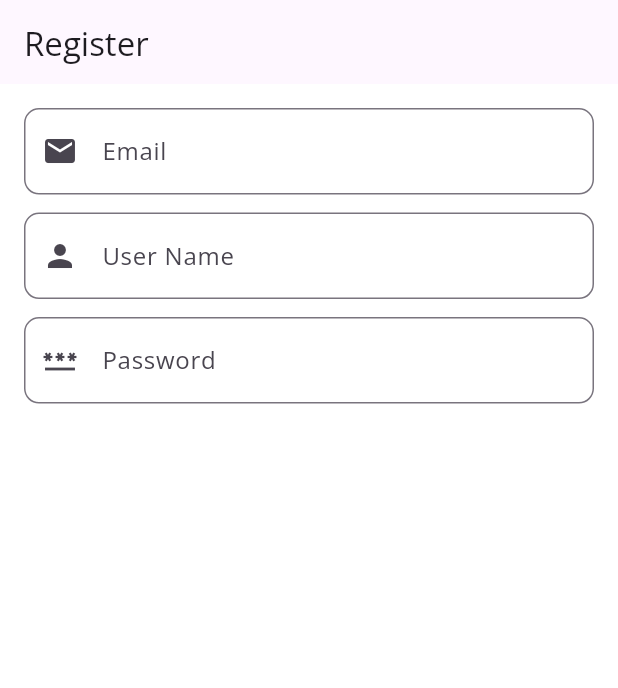
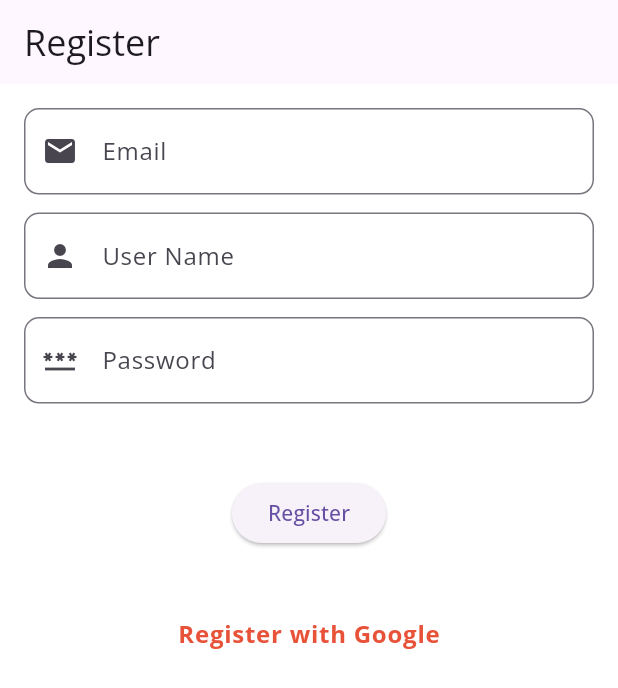
Before and after one commit to Talal-Alenezi/connect-app, a Flutter app: the RegisterScreen screen opened by its route, on a phone screen of 412 x 824 dp. Shown: the top 688 px of the screen. Run offline on Flutter 3.47's test engine with Material 3 defaults, Android fonts, the phone set to English and light mode, and no system bars; our stand-ins replace firebase_core, flutter_riverpod, go_router, google_fonts; accounts and stored records are empty; generated files the repository leaves out were written again.

Commit message:
Design Finished

```diff
--- a/connect_app/lib/app/modules/auth/views/rgister.dart
+++ b/connect_app/lib/app/modules/auth/views/rgister.dart
@@ -1,5 +1,6 @@
 import 'package:connect_app/app/core/extentions/build_context_extentions.dart';
 import 'package:connect_app/app/modules/auth/widgets/my_form_widget.dart';
+
 import 'package:flutter/material.dart';
 
 class RegisterScreen extends StatelessWidget {
@@ -10,15 +11,37 @@ class RegisterScreen extends StatelessWidget {
   @override
   Widget build(BuildContext context) {
     return Scaffold(
+        resizeToAvoidBottomInset: true,
         appBar: AppBar(
-          title: Text(context.translate.register),
+          title: Text(
+            context.translate.register,
+            style: context.textTheme.headlineSmall,
+          ),
         ),
-        body: Column(
-          children: [
-            MyAuthForm(
-              registerFormKey: formKey,
-            )
-          ],
+        body: SingleChildScrollView(
+          child: Column(
+            children: [
+              MyAuthForm(
+                registerFormKey: formKey,
+              ),
+              SizedBox(
+                height: context.screenHeight * 0.04,
+              ),
+              ElevatedButton(
+                  onPressed: () {}, child: Text(context.translate.register)),
+              SizedBox(
+                height: context.screenHeight * 0.04,
+              ),
+              TextButton(
+                  onPressed: () {},
+                  child: Text(
+                    context.translate.googleRegister,
+                    style: context.textTheme.bodyLarge?.copyWith(
+                        fontWeight: FontWeight.bold,
+                        color: context.theme.primaryColor),
+                  ))
+            ],
+          ),
         ));
   }
 }
--- a/connect_app/lib/app/modules/auth/widgets/my_form_widget.dart
+++ b/connect_app/lib/app/modules/auth/widgets/my_form_widget.dart
@@ -62,7 +62,7 @@ class _MyAuthFormState extends State<MyAuthForm> {
                 prefIcon: const Icon(Icons.email),
                 labelText: context.translate.email,
                 textInputAction: TextInputAction.next,
-                onChanged: null,
+                onChanged: (value) {},
               ),
               const SizedBox(
                 height: 12,
--- a/connect_app/lib/app/modules/auth/widgets/my_textform_widget.dart
+++ b/connect_app/lib/app/modules/auth/widgets/my_textform_widget.dart
@@ -1,7 +1,8 @@
 import 'package:connect_app/app/core/extentions/build_context_extentions.dart';
 import 'package:flutter/material.dart';
+import 'package:flutter_riverpod/flutter_riverpod.dart';
 
-class MyTextFormWidget extends StatelessWidget {
+class MyTextFormWidget extends ConsumerWidget {
   const MyTextFormWidget(
       {required this.controller,
       required this.obscureText,
@@ -37,7 +38,7 @@ class MyTextFormWidget extends StatelessWidget {
   final void Function()? togglePassword;
 
   @override
-  Widget build(BuildContext context) {
+  Widget build(BuildContext context, WidgetRef) {
     return SizedBox(
       height: context.screenHeight * 0.07,
       child: TextFormField(
--- a/connect_app/lib/assets/l10n/app_ar.arb
+++ b/connect_app/lib/assets/l10n/app_ar.arb
@@ -1,7 +1,9 @@
 {
+  "@@locale": "",
   "login": "تسجيل الدخول",
   "register": "تسجيل",
   "email": "البريد الإلكتروني",
   "userName": "إسم المستخدم",
-  "password": "الرمز السري"
+  "password": "الرمز السري",
+  "googleRegister": "تسجيل بجوجل"
 }
--- a/connect_app/lib/assets/l10n/app_en.arb
+++ b/connect_app/lib/assets/l10n/app_en.arb
@@ -1,7 +1,9 @@
 {
+  "@@locale": "",
   "login": "Login",
   "register": "Register",
   "email": "Email",
   "userName": "User Name",
-  "password": "Password"
+  "password": "Password",
+  "googleRegister": "Register with Google"
 }
```
Also changed, not shown: connect_app/lib/app/modules/auth/domain/providers/text_form_provider.dart (added, +33 -0 lines).
